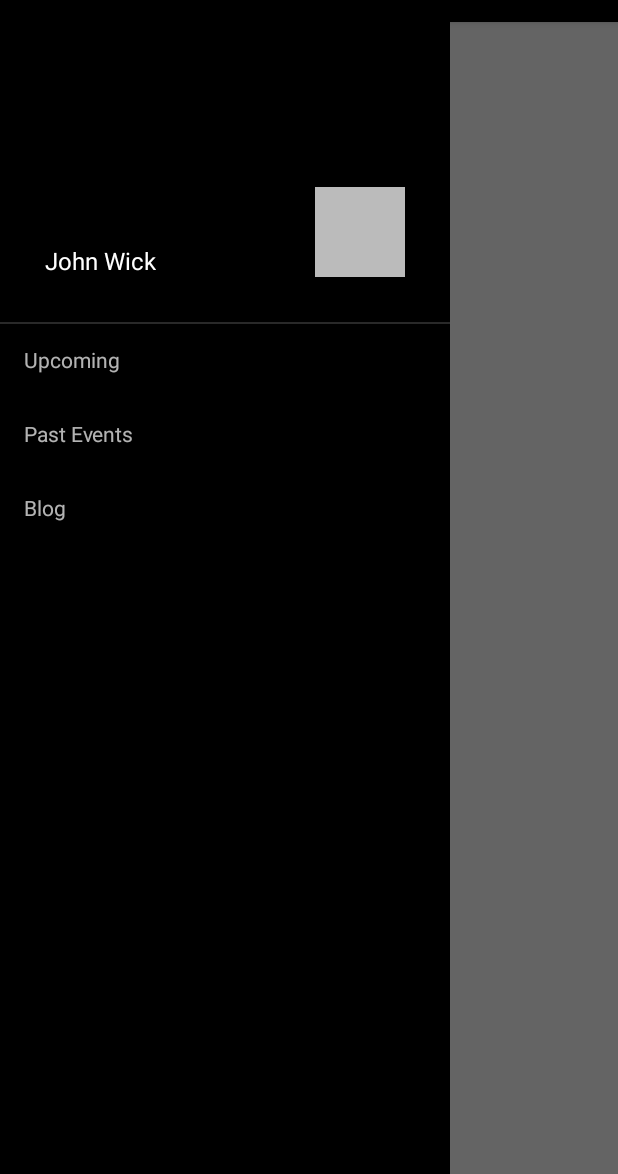
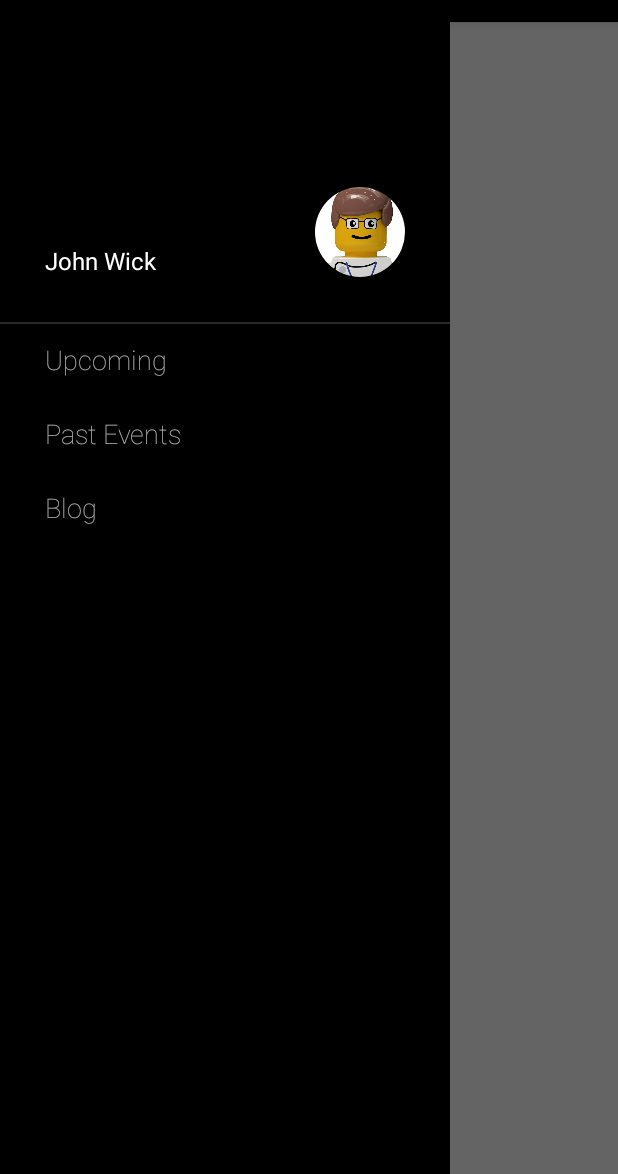
Before and after one commit to toscstudio/hellomeets_android-app, an Android app: the MainActivity screen opened directly, with no data from a screen before it, with the side drawer open, on a phone screen of 412 x 824 dp, the part 62-1236 px from its top. Run offline under Robolectric (Android 15) with nearby library versions, the phone set to English and light mode, and no system bars; our stand-ins replace CircleImageView; 1 statement that could not run was skipped.

Commit message:
complete navdrawer style

```diff
--- a/app/build.gradle
+++ b/app/build.gradle
@@ -24,4 +24,5 @@ dependencies {
     testCompile 'junit:junit:4.12'
     compile 'com.android.support:appcompat-v7:23.3.0'
     compile 'com.github.paolorotolo:appintro:3.4.0'
+    compile 'de.hdodenhof:circleimageview:2.0.0'
 }
--- a/app/src/main/res/layout/fragment_nav_drawer.xml
+++ b/app/src/main/res/layout/fragment_nav_drawer.xml
@@ -19,14 +19,14 @@
             android:padding="30dp"
             android:layout_width="wrap_content"
             android:layout_height="wrap_content" />
-        <View
+        <de.hdodenhof.circleimageview.CircleImageView
             android:layout_marginRight="30dp"
             android:layout_marginBottom="30dp"
+            android:src="@drawable/placeholder_user_dp"
             android:layout_alignParentRight="true"
             android:layout_alignParentBottom="true"
-            android:background="#bbb"
-            android:layout_width="60dp"
-            android:layout_height="60dp"/>
+            android:layout_height="60dp"
+            android:layout_width="60dp" />
     </RelativeLayout>
 
     <View
--- a/app/src/main/res/layout/list_item_nav_category.xml
+++ b/app/src/main/res/layout/list_item_nav_category.xml
@@ -3,10 +3,11 @@
     android:id="@android:id/text1"
     android:layout_width="match_parent"
     android:layout_height="wrap_content"
-    android:textAppearance="?android:attr/textAppearanceSmallInverse"
+    android:textAppearance="?android:attr/textAppearanceMediumInverse"
     android:gravity="center_vertical"
-    android:paddingStart="?android:attr/listPreferredItemPaddingStart"
+    android:fontFamily="sans-serif-thin"
+    android:paddingStart="30dp"
     android:paddingEnd="?android:attr/listPreferredItemPaddingEnd"
     android:minHeight="?android:attr/listPreferredItemHeightSmall"
-    android:paddingLeft="?android:attr/listPreferredItemPaddingLeft"
+    android:paddingLeft="30dp"
     android:paddingRight="?android:attr/listPreferredItemPaddingRight" />
```
Also changed, not shown: app/src/main/res/drawable-nodpi/placeholder_user_dp.jpg (added).
